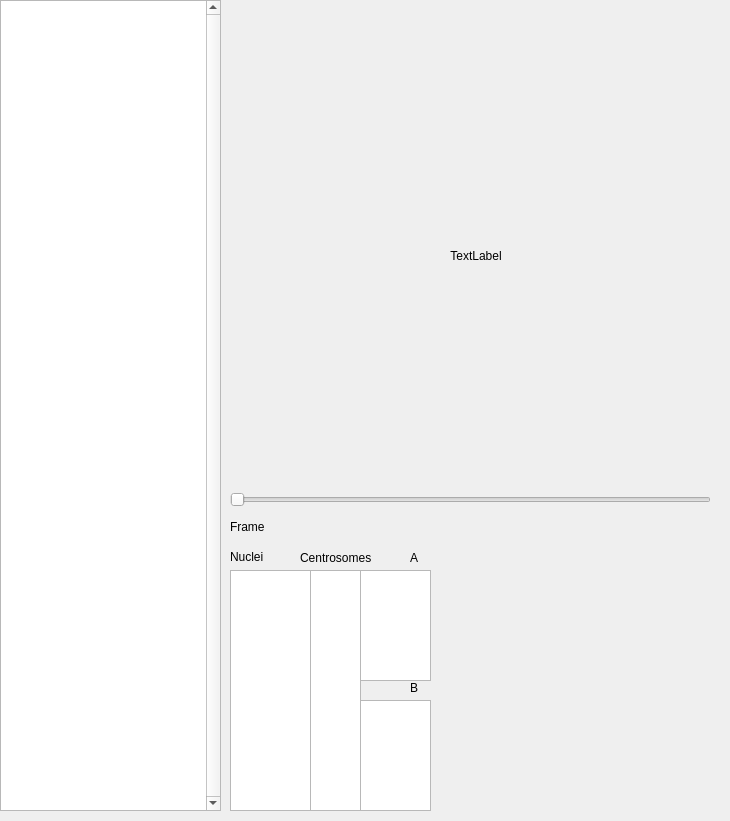
First picture: the form in ExperimentsSelectionWidget.ui, repository HocheggerLab/centrosome-tracking, before the edit.
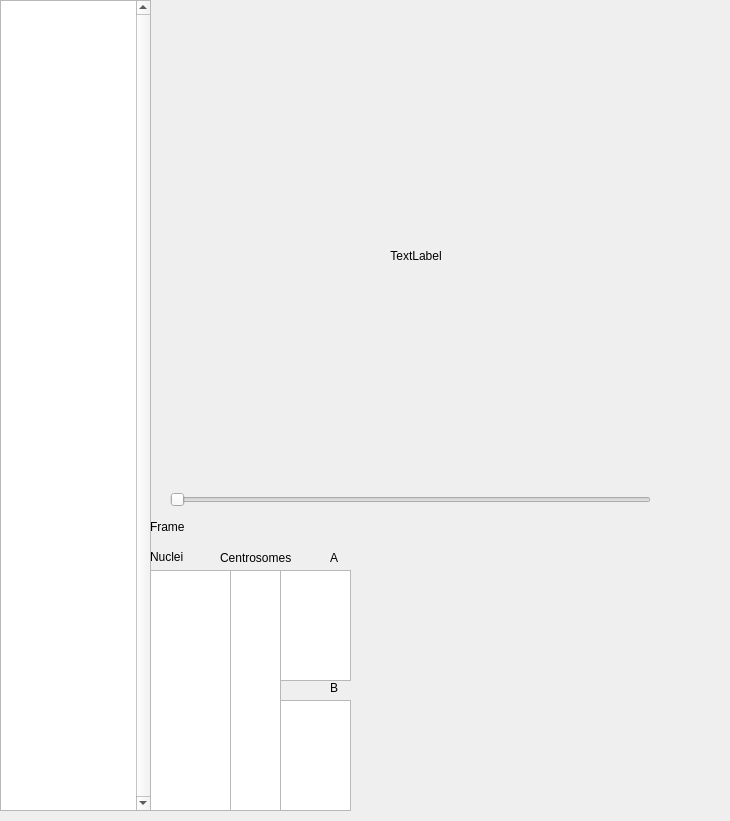
Second picture: the form after the edit. Custom widgets are drawn as their Qt base class.

```diff
--- a/ExperimentsSelectionWidget.ui
+++ b/ExperimentsSelectionWidget.ui
@@ -16,7 +16,7 @@
   <widget class="QLabel" name="movieImgLabel">
    <property name="geometry">
     <rect>
-     <x>220</x>
+     <x>160</x>
      <y>0</y>
      <width>512</width>
      <height>512</height>
@@ -37,7 +37,7 @@
     <rect>
      <x>0</x>
      <y>0</y>
-     <width>221</width>
+     <width>151</width>
      <height>811</height>
     </rect>
    </property>
@@ -48,7 +48,7 @@
   <widget class="QListView" name="centrosomeListView">
    <property name="geometry">
     <rect>
-     <x>310</x>
+     <x>230</x>
      <y>570</y>
      <width>51</width>
      <height>241</height>
@@ -58,7 +58,7 @@
   <widget class="QListView" name="nucleiListView">
    <property name="geometry">
     <rect>
-     <x>230</x>
+     <x>150</x>
      <y>570</y>
      <width>81</width>
      <height>241</height>
@@ -71,7 +71,7 @@
   <widget class="QLabel" name="nucleiTitleLbl">
    <property name="geometry">
     <rect>
-     <x>230</x>
+     <x>150</x>
      <y>550</y>
      <width>56</width>
      <height>13</height>
@@ -84,7 +84,7 @@
   <widget class="QLabel" name="centrosomesTitleLbl">
    <property name="geometry">
     <rect>
-     <x>300</x>
+     <x>220</x>
      <y>550</y>
      <width>91</width>
      <height>16</height>
@@ -97,7 +97,7 @@
   <widget class="QLabel" name="frameTitleLbl">
    <property name="geometry">
     <rect>
-     <x>230</x>
+     <x>150</x>
      <y>520</y>
      <width>56</width>
      <height>13</height>
@@ -110,7 +110,7 @@
   <widget class="QListView" name="centrosomeListView_A">
    <property name="geometry">
     <rect>
-     <x>360</x>
+     <x>280</x>
      <y>570</y>
      <width>71</width>
      <height>111</height>
@@ -123,7 +123,7 @@
   <widget class="QListView" name="centrosomeListView_B">
    <property name="geometry">
     <rect>
-     <x>360</x>
+     <x>280</x>
      <y>700</y>
      <width>71</width>
      <height>111</height>
@@ -136,7 +136,7 @@
   <widget class="QLabel" name="centrosomesTitleLbl_A">
    <property name="geometry">
     <rect>
-     <x>410</x>
+     <x>330</x>
      <y>550</y>
      <width>16</width>
      <height>16</height>
@@ -149,7 +149,7 @@
   <widget class="QLabel" name="centrosomesTitleLbl_B">
    <property name="geometry">
     <rect>
-     <x>410</x>
+     <x>330</x>
      <y>680</y>
      <width>16</width>
      <height>16</height>
@@ -162,7 +162,7 @@
   <widget class="QSlider" name="frameHSlider">
    <property name="geometry">
     <rect>
-     <x>230</x>
+     <x>170</x>
      <y>490</y>
      <width>481</width>
      <height>20</height>
@@ -184,9 +184,9 @@
   <widget class="MplWidget" name="mplDistance" native="true">
    <property name="geometry">
     <rect>
-     <x>420</x>
+     <x>350</x>
      <y>510</y>
-     <width>311</width>
+     <width>381</width>
      <height>311</height>
     </rect>
    </property>
```
